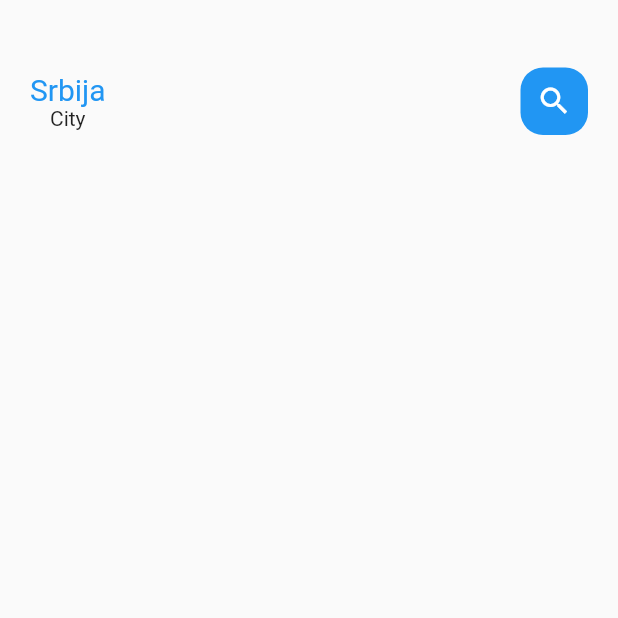
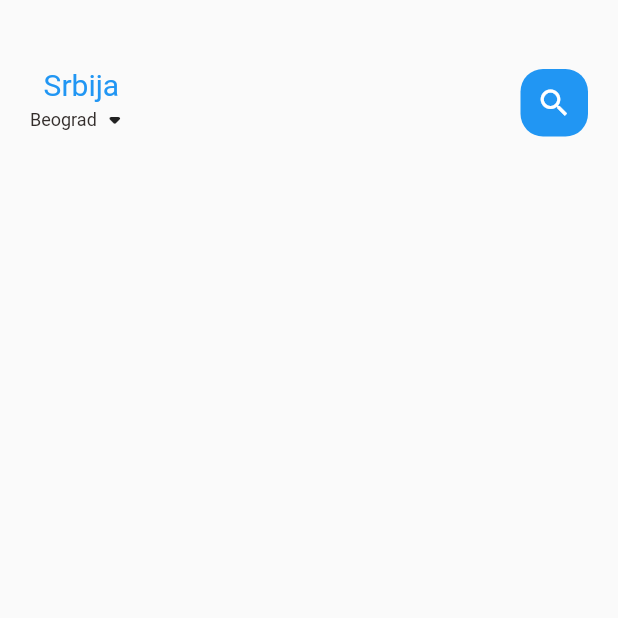
Before and after one commit to faberbg/Pastry-shop, a Flutter app: the screen it shows after launch, on a phone screen of 412 x 824 dp, the top half of it. Run offline on Flutter 3.47's test engine with Material 2 defaults, Android fonts, the phone set to English and light mode, and no system bars.

Commit message:
Datoteke za veliki i mali tekst

```diff
--- /dev/null
+++ b/lib/home/food_page_body.dart
@@ -0,0 +1,17 @@
+import 'package:flutter/cupertino.dart';
+
+class FoodPageBody extends StatefulWidget {
+  const FoodPageBody({Key? key}) : super(key: key);
+
+  @override
+  _FoodPageBodyState createState() => _FoodPageBodyState();
+}
+
+class _FoodPageBodyState extends State<FoodPageBody> {
+  @override
+  Widget build(BuildContext context) {
+    return Container(
+
+    );
+  }
+}
--- a/lib/home/main_food_page.dart
+++ b/lib/home/main_food_page.dart
@@ -1,6 +1,7 @@
 import 'package:flutter/cupertino.dart';
 import 'package:flutter/material.dart';
 import 'package:poslasticarnica/widgets/big_text.dart';
+import 'package:poslasticarnica/widgets/small_text.dart';
 
 class MainFoodPage extends StatefulWidget {
   const MainFoodPage({Key? key}) : super(key: key);
@@ -26,7 +27,12 @@ class _MainFoodPageState extends State<MainFoodPage> {
                   Column(
                     children: [
                       BigText(text: "Srbija", color: Colors.blue,),
-                      Text("City")
+                      Row(
+                        children: [
+                          SmallText(text: "Beograd"),
+                          Icon(Icons.arrow_drop_down_rounded)
+                        ],
+                      )
 
                     ],
                   ),
--- a/lib/widgets/big_text.dart
+++ b/lib/widgets/big_text.dart
@@ -15,6 +15,7 @@ class BigText extends StatelessWidget {
   Widget build(BuildContext context) {
     return Text(
       text,
+      maxLines: 1,
       overflow: overFlow,
       style: TextStyle(
         fontFamily: 'Roboto',
--- /dev/null
+++ b/lib/widgets/small_text.dart
@@ -0,0 +1,31 @@
+import 'package:flutter/cupertino.dart';
+
+class SmallText extends StatelessWidget {
+  Color? color;
+  final String text;
+  double size;
+  double height;
+
+
+  SmallText({Key? key,  this.color= const Color(0xFF332d2b), required this.text,
+    this.size=12,
+    this.height=1.2
+
+  }) : super(key: key);
+
+  @override
+  Widget build(BuildContext context) {
+    return Text(
+      text,
+
+      style: TextStyle(
+          fontFamily: 'Roboto',
+          color: color,
+          fontSize: size,
+          height: height
+
+      ),
+
+    );
+  }
+}
```
